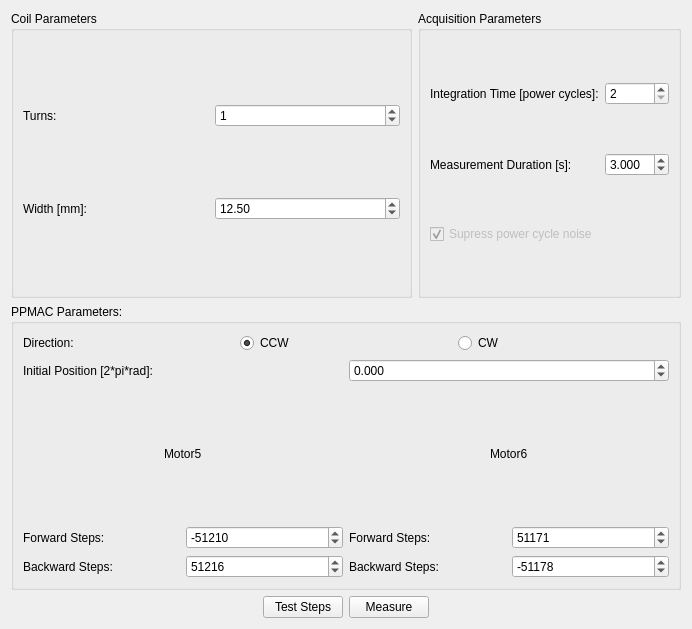
This is flipcoil/gui/ui/measurementwidget.ui in lnls-ima/flip-coil-control as Qt 5 draws it before an edit. The edited form follows.
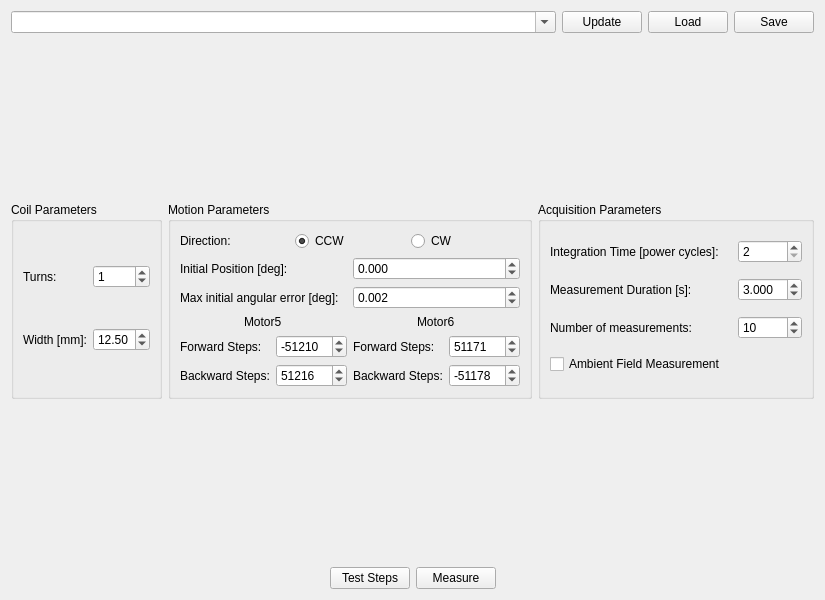
This is the edited form.

The edit to the form file:
```diff
--- a/flipcoil/gui/ui/measurementwidget.ui
+++ b/flipcoil/gui/ui/measurementwidget.ui
@@ -6,13 +6,141 @@
    <rect>
     <x>0</x>
     <y>0</y>
-    <width>692</width>
-    <height>629</height>
+    <width>800</width>
+    <height>600</height>
    </rect>
   </property>
   <property name="windowTitle">
    <string>Form</string>
   </property>
+  <layout class="QGridLayout" name="gridLayout_7">
+   <item row="5" column="0">
+    <layout class="QHBoxLayout" name="horizontalLayout_2">
+     <item>
+      <spacer name="horizontalSpacer">
+       <property name="orientation">
+        <enum>Qt::Horizontal</enum>
+       </property>
+       <property name="sizeHint" stdset="0">
+        <size>
+         <width>40</width>
+         <height>20</height>
+        </size>
+       </property>
+      </spacer>
+     </item>
+     <item>
+      <widget class="QPushButton" name="pbt_test">
+       <property name="text">
+        <string>Test Steps</string>
+       </property>
+      </widget>
+     </item>
+     <item>
+      <widget class="QPushButton" name="pbt_measure">
+       <property name="text">
+        <string>Measure</string>
+       </property>
+      </widget>
+     </item>
+     <item>
+      <spacer name="horizontalSpacer_2">
+       <property name="orientation">
+        <enum>Qt::Horizontal</enum>
+       </property>
+       <property name="sizeHint" stdset="0">
+        <size>
+         <width>40</width>
+         <height>20</height>
+        </size>
+       </property>
+      </spacer>
+     </item>
+    </layout>
+   </item>
+   <item row="4" column="0">
+    <spacer name="verticalSpacer">
+     <property name="orientation">
+      <enum>Qt::Vertical</enum>
+     </property>
+     <property name="sizeHint" stdset="0">
+      <size>
+       <width>20</width>
+       <height>40</height>
+      </size>
+     </property>
+    </spacer>
+   </item>
+   <item row="0" column="0">
+    <layout class="QHBoxLayout" name="horizontalLayout_4" stretch="0,0,0,0">
+     <item>
+      <widget class="QComboBox" name="cmb_cfg_name">
+       <property name="sizePolicy">
+        <sizepolicy hsizetype="Preferred" vsizetype="Maximum">
+         <horstretch>0</horstretch>
+         <verstretch>0</verstretch>
+        </sizepolicy>
+       </property>
+       <property name="editable">
+        <bool>true</bool>
+       </property>
+      </widget>
+     </item>
+     <item>
+      <widget class="QPushButton" name="pbt_update_cfg">
+       <property name="sizePolicy">
+        <sizepolicy hsizetype="Maximum" vsizetype="Fixed">
+         <horstretch>0</horstretch>
+         <verstretch>0</verstretch>
+        </sizepolicy>
+       </property>
+       <property name="text">
+        <string>Update</string>
+       </property>
+      </widget>
+     </item>
+     <item>
+      <widget class="QPushButton" name="pbt_load_cfg">
+       <property name="sizePolicy">
+        <sizepolicy hsizetype="Maximum" vsizetype="Maximum">
+         <horstretch>0</horstretch>
+         <verstretch>0</verstretch>
+        </sizepolicy>
+       </property>
+       <property name="text">
+        <string>Load</string>
+       </property>
+      </widget>
+     </item>
+     <item>
+      <widget class="QPushButton" name="pbt_save_cfg">
+       <property name="sizePolicy">
+        <sizepolicy hsizetype="Maximum" vsizetype="Fixed">
+         <horstretch>0</horstretch>
+         <verstretch>0</verstretch>
+        </sizepolicy>
+       </property>
+       <property name="text">
+        <string>Save</string>
+       </property>
+      </widget>
+     </item>
+    </layout>
+   </item>
+   <item row="2" column="0">
+    <spacer name="verticalSpacer_2">
+     <property name="orientation">
+      <enum>Qt::Vertical</enum>
+     </property>
+     <property name="sizeHint" stdset="0">
+      <size>
+       <width>20</width>
+       <height>40</height>
+      </size>
+     </property>
+    </spacer>
+   </item>
+   <item row="3" column="0">
   <layout class="QGridLayout" name="gridLayout_6">
    <item row="0" column="0">
     <widget class="QGroupBox" name="groupBox">
@@ -73,123 +201,12 @@
     </widget>
    </item>
    <item row="0" column="1">
-    <widget class="QGroupBox" name="groupBox_2">
-     <property name="title">
-      <string>Acquisition Parameters</string>
-     </property>
-     <layout class="QGridLayout" name="gridLayout">
-      <item row="1" column="0" colspan="2">
-       <widget class="QLabel" name="label_3">
-        <property name="text">
-         <string>Measurement Duration [s]:</string>
-        </property>
-       </widget>
-      </item>
-      <item row="1" column="2">
-       <widget class="QDoubleSpinBox" name="dsb_meas_duration">
-        <property name="decimals">
-         <number>3</number>
-        </property>
-        <property name="value">
-         <double>3.000000000000000</double>
-        </property>
-       </widget>
-      </item>
-      <item row="2" column="0" colspan="3">
-       <widget class="QCheckBox" name="chb_supress_pc">
-        <property name="enabled">
-         <bool>false</bool>
-        </property>
-        <property name="text">
-         <string>Supress power cycle noise</string>
-        </property>
-        <property name="checked">
-         <bool>true</bool>
-        </property>
-       </widget>
-      </item>
-      <item row="0" column="2">
-       <widget class="QSpinBox" name="sb_nplc">
-        <property name="minimum">
-         <number>2</number>
-        </property>
-        <property name="maximum">
-         <number>10</number>
-        </property>
-       </widget>
-      </item>
-      <item row="0" column="0" colspan="2">
-       <widget class="QLabel" name="label_4">
-        <property name="text">
-         <string>Integration Time [power cycles]:</string>
-        </property>
-       </widget>
-      </item>
-     </layout>
-    </widget>
-   </item>
-   <item row="1" column="0" colspan="2">
     <widget class="QGroupBox" name="groupBox_3">
      <property name="title">
-      <string>PPMAC Parameters:</string>
+        <string>Motion Parameters</string>
      </property>
      <layout class="QGridLayout" name="gridLayout_5">
-      <item row="0" column="0" colspan="2">
-       <layout class="QHBoxLayout" name="horizontalLayout_3">
-        <item>
-         <widget class="QLabel" name="label_12">
-          <property name="text">
-           <string>Direction:</string>
-          </property>
-         </widget>
-        </item>
-        <item>
-         <widget class="QRadioButton" name="rdb_ccw">
-          <property name="text">
-           <string>CCW</string>
-          </property>
-          <property name="checked">
-           <bool>true</bool>
-          </property>
-         </widget>
-        </item>
-        <item>
-         <widget class="QRadioButton" name="rdb_cw">
-          <property name="text">
-           <string>CW</string>
-          </property>
-         </widget>
-        </item>
-       </layout>
-      </item>
-      <item row="1" column="0" colspan="2">
-       <layout class="QHBoxLayout" name="horizontalLayout">
-        <item>
-         <widget class="QLabel" name="label_5">
-          <property name="text">
-           <string>Initial Position [2*pi*rad]:</string>
-          </property>
-         </widget>
-        </item>
-        <item>
-         <widget class="QDoubleSpinBox" name="dsp_init_pos">
-          <property name="decimals">
-           <number>3</number>
-          </property>
-          <property name="minimum">
-           <double>-1.000000000000000</double>
-          </property>
-          <property name="maximum">
-           <double>1.000000000000000</double>
-          </property>
-          <property name="singleStep">
-           <double>0.250000000000000</double>
-          </property>
-         </widget>
-        </item>
-       </layout>
-      </item>
-      <item row="2" column="0">
+        <item row="4" column="0">
        <layout class="QGridLayout" name="gridLayout_3">
         <item row="0" column="0" colspan="2" alignment="Qt::AlignHCenter">
          <widget class="QLabel" name="label_6">
@@ -240,7 +257,7 @@
         </item>
        </layout>
       </item>
-      <item row="2" column="1">
+        <item row="4" column="1">
        <layout class="QGridLayout" name="gridLayout_4">
         <item row="0" column="0" colspan="2" alignment="Qt::AlignHCenter">
          <widget class="QLabel" name="label_9">
@@ -291,50 +308,150 @@
         </item>
        </layout>
       </item>
-     </layout>
-    </widget>
-   </item>
-   <item row="2" column="0" colspan="2">
-    <layout class="QHBoxLayout" name="horizontalLayout_2">
+        <item row="0" column="0" colspan="2">
+         <layout class="QHBoxLayout" name="horizontalLayout_3">
+          <item>
+           <widget class="QLabel" name="label_12">
+            <property name="text">
+             <string>Direction:</string>
+            </property>
+           </widget>
+          </item>
      <item>
-      <spacer name="horizontalSpacer">
-       <property name="orientation">
-        <enum>Qt::Horizontal</enum>
-       </property>
-       <property name="sizeHint" stdset="0">
-        <size>
-         <width>40</width>
-         <height>20</height>
-        </size>
-       </property>
-      </spacer>
+           <widget class="QRadioButton" name="rdb_ccw">
+            <property name="text">
+             <string>CCW</string>
+            </property>
+            <property name="checked">
+             <bool>true</bool>
+            </property>
+           </widget>
      </item>
      <item>
-      <widget class="QPushButton" name="pbt_test">
+           <widget class="QRadioButton" name="rdb_cw">
        <property name="text">
-        <string>Test Steps</string>
+             <string>CW</string>
        </property>
       </widget>
      </item>
+         </layout>
+        </item>
+        <item row="1" column="0" colspan="2">
+         <layout class="QHBoxLayout" name="horizontalLayout">
      <item>
-      <widget class="QPushButton" name="pbt_measure">
+           <widget class="QLabel" name="label_5">
        <property name="text">
-        <string>Measure</string>
+             <string>Initial Position [deg]:</string>
        </property>
       </widget>
      </item>
      <item>
-      <spacer name="horizontalSpacer_2">
-       <property name="orientation">
-        <enum>Qt::Horizontal</enum>
-       </property>
-       <property name="sizeHint" stdset="0">
-        <size>
-         <width>40</width>
-         <height>20</height>
-        </size>
-       </property>
-      </spacer>
+           <widget class="QDoubleSpinBox" name="dsp_start_pos">
+            <property name="decimals">
+             <number>3</number>
+            </property>
+            <property name="minimum">
+             <double>-360.000000000000000</double>
+            </property>
+            <property name="maximum">
+             <double>360.000000000000000</double>
+            </property>
+            <property name="singleStep">
+             <double>0.250000000000000</double>
+            </property>
+           </widget>
+          </item>
+         </layout>
+        </item>
+        <item row="2" column="0">
+         <widget class="QLabel" name="label_14">
+          <property name="text">
+           <string>Max initial angular error [deg]:</string>
+          </property>
+         </widget>
+        </item>
+        <item row="2" column="1">
+         <widget class="QDoubleSpinBox" name="dsb_max_err">
+          <property name="decimals">
+           <number>3</number>
+          </property>
+          <property name="minimum">
+           <double>0.001000000000000</double>
+          </property>
+          <property name="maximum">
+           <double>0.057000000000000</double>
+          </property>
+          <property name="value">
+           <double>0.002000000000000</double>
+          </property>
+         </widget>
+        </item>
+       </layout>
+      </widget>
+     </item>
+     <item row="0" column="2">
+      <widget class="QGroupBox" name="groupBox_2">
+       <property name="title">
+        <string>Acquisition Parameters</string>
+       </property>
+       <layout class="QGridLayout" name="gridLayout">
+        <item row="1" column="2">
+         <widget class="QDoubleSpinBox" name="dsb_duration">
+          <property name="decimals">
+           <number>3</number>
+          </property>
+          <property name="value">
+           <double>3.000000000000000</double>
+          </property>
+         </widget>
+        </item>
+        <item row="1" column="0" colspan="2">
+         <widget class="QLabel" name="label_3">
+          <property name="text">
+           <string>Measurement Duration [s]:</string>
+          </property>
+         </widget>
+        </item>
+        <item row="4" column="0">
+         <widget class="QCheckBox" name="chb_Iamb">
+          <property name="text">
+           <string>Ambient Field Measurement</string>
+          </property>
+         </widget>
+        </item>
+        <item row="0" column="2">
+         <widget class="QSpinBox" name="sb_nplc">
+          <property name="minimum">
+           <number>2</number>
+          </property>
+          <property name="maximum">
+           <number>10</number>
+          </property>
+         </widget>
+        </item>
+        <item row="0" column="0" colspan="2">
+         <widget class="QLabel" name="label_4">
+          <property name="text">
+           <string>Integration Time [power cycles]:</string>
+          </property>
+         </widget>
+        </item>
+        <item row="2" column="0">
+         <widget class="QLabel" name="label_13">
+          <property name="text">
+           <string>Number of measurements:</string>
+          </property>
+         </widget>
+        </item>
+        <item row="2" column="2">
+         <widget class="QSpinBox" name="sb_nmeasurements">
+          <property name="value">
+           <number>10</number>
+          </property>
+         </widget>
+        </item>
+       </layout>
+      </widget>
      </item>
     </layout>
    </item>
```
Lines whose indentation alone changed are shown as unchanged.
